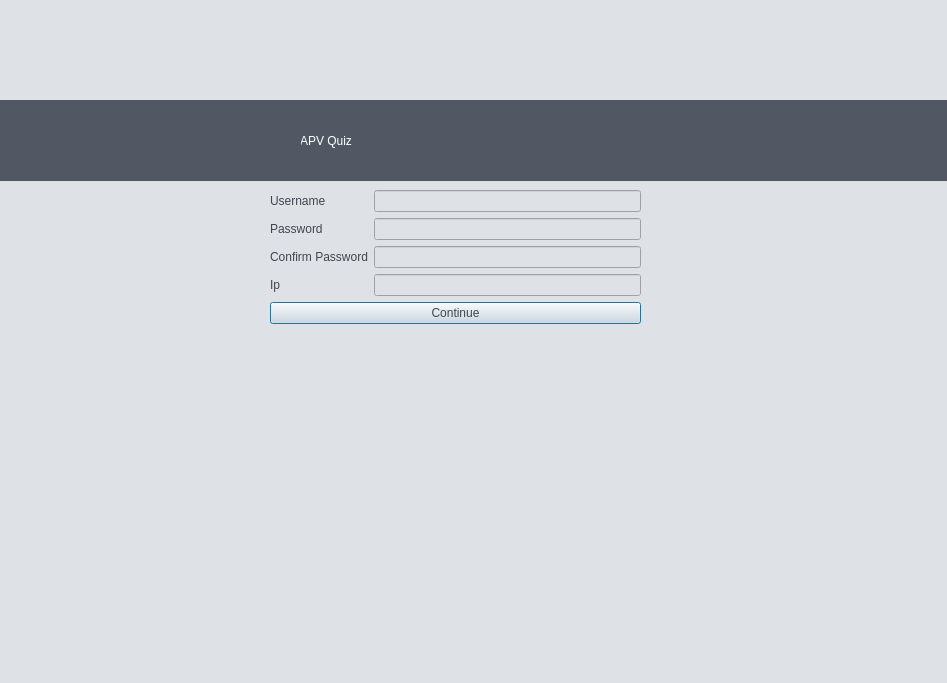
Qt form APVQuiz/signupdialog.ui (prateekkumarweb/apvquiz-client) before a commit.
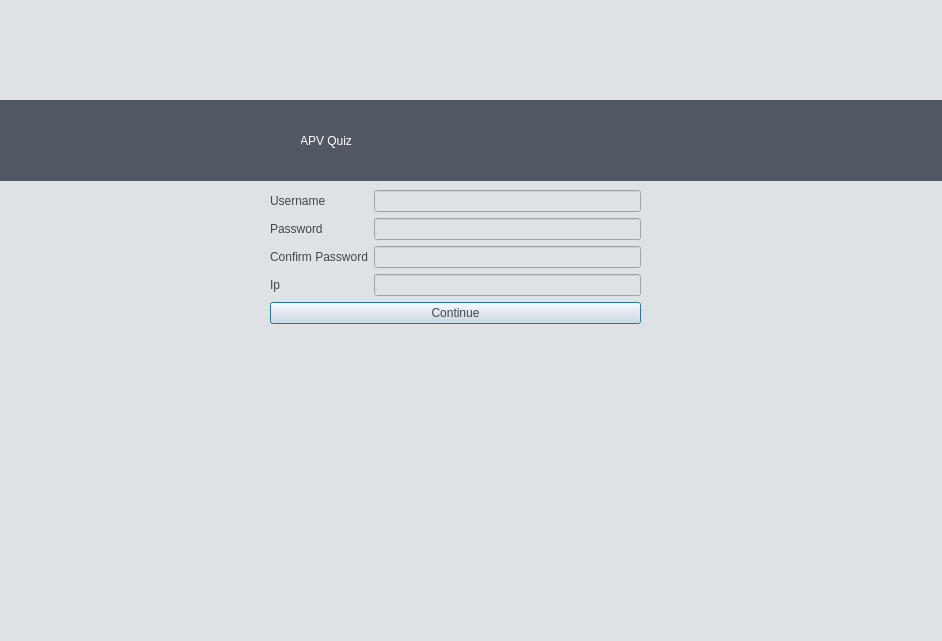
The same form after that commit.

Patch:
```diff
--- a/APVQuiz/signupdialog.ui
+++ b/APVQuiz/signupdialog.ui
@@ -6,8 +6,8 @@
    <rect>
     <x>0</x>
     <y>0</y>
-    <width>947</width>
-    <height>683</height>
+    <width>942</width>
+    <height>641</height>
    </rect>
   </property>
   <property name="windowTitle">
@@ -149,7 +149,7 @@
     <rect>
      <x>590</x>
      <y>100</y>
-     <width>371</width>
+     <width>361</width>
      <height>81</height>
     </rect>
    </property>
```
